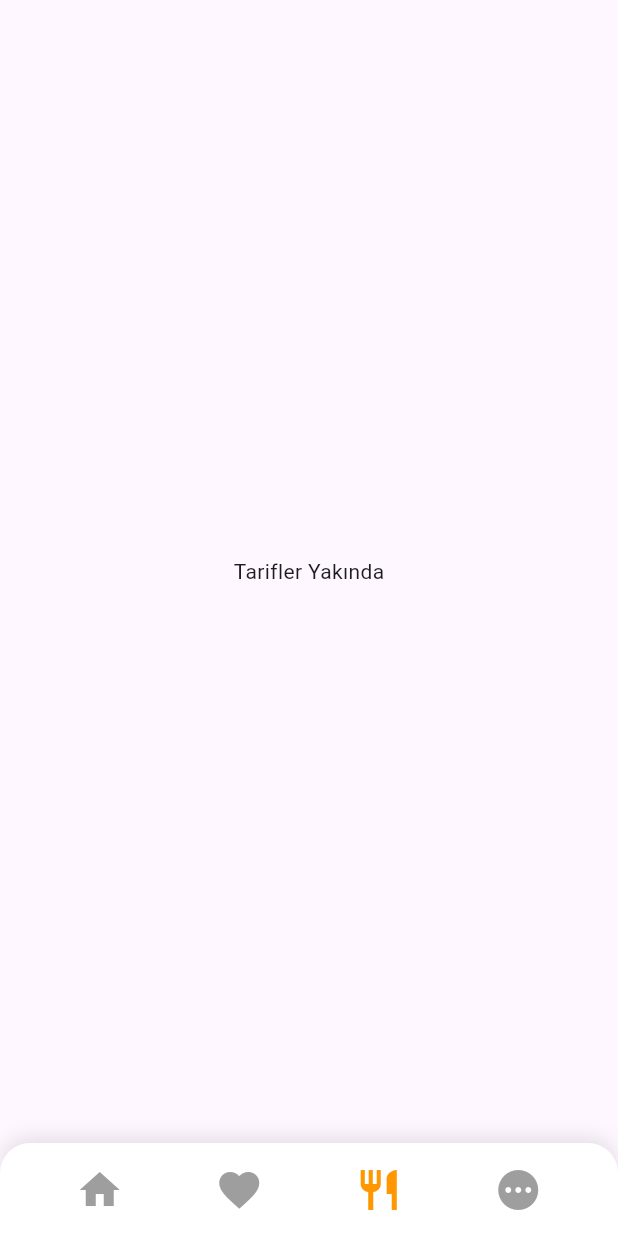
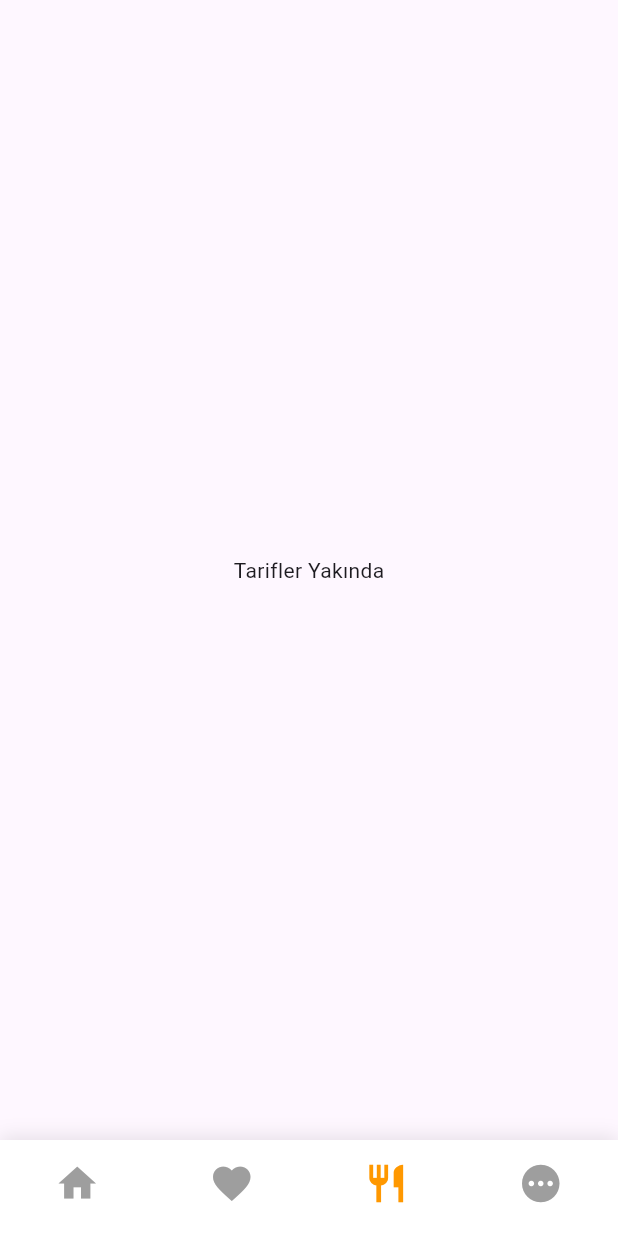
Before and after one commit to M-Halil-kiral/lezzetapp, a Flutter app: the AnaIskelet screen opened directly, item 3 of the bottom bar chosen, on a phone screen of 412 x 824 dp. Run offline on Flutter 3.47's test engine with Material 3 defaults, Android fonts, the phone set to English and light mode, and no system bars.

Commit message:
altbar düzeltildi favori detay sayfası düzeltildi

```diff
--- a/lib/ana_iskelet.dart
+++ b/lib/ana_iskelet.dart
@@ -1,6 +1,6 @@
 import 'package:flutter/material.dart';
+import 'package:lezzetapp/favorier_sayfasi.dart';
 import 'home_page.dart';
-import 'favoriler_sayfasi.dart';
 import 'global_veriler.dart';
 
 class AnaIskelet extends StatefulWidget {
@@ -18,7 +18,7 @@ class _AnaIskeletState extends State<AnaIskelet> {
     const AnaSayfa(),
     FavorilerSayfasi(favoriTarifler: favoriTarifler), // Global listeyi gönderiyoruz
     const Center(child: Text("Tarifler Yakında")),
-    const Center(child: Text("Zamanlayıcı Yakında")),
+    const Center(child: Text("Yakında")),
   ];
 
   @override
@@ -26,47 +26,57 @@ class _AnaIskeletState extends State<AnaIskelet> {
     return Scaffold(
       body: _sayfalar[_seciliIndex],
 
-      // Senin şık alt menü tasarımın, artık tüm sayfalarda sabit ve tıklanabilir!
+      // DIŞ KUTU: Ekranın en altına kadar bembeyaz inmesini ve gölgeyi sağlar
       bottomNavigationBar: Container(
-        padding: const EdgeInsets.symmetric(vertical: 15, horizontal: 20),
         decoration: BoxDecoration(
-          color: Colors.white,
-          borderRadius: const BorderRadius.vertical(top: Radius.circular(20)),
+          color: Colors.white, // Siyahlık olmasın diye beyaz yaptık
           boxShadow: [
             BoxShadow(
-              color: Colors.black.withValues(alpha: 0.1),
+              color: Colors.black.withValues(alpha:0.1),
               blurRadius: 10,
-              offset: const Offset(0, -4),
+              offset: const Offset(0, -2),
             ),
           ],
         ),
-        child: Row(
-          mainAxisAlignment: MainAxisAlignment.spaceAround,
-          children: [
-            _menuButonu(Icons.home, 0),
-            _menuButonu(Icons.favorite, 1),
-            _menuButonu(Icons.restaurant, 2),
-            _menuButonu(Icons.pending, 3),
-          ],
+
+        // GÜVENLİK KALKANI: SafeArea'yı İÇERİ koyduk!
+        // Böylece arka plan beyaz kalırken, ikonlar sanal tuşların altında ezilmekten kurtulup yukarı çıkar.
+        child: SafeArea(
+          child: BottomNavigationBar(
+            elevation: 0, // Kendi gölgesini kapattık (Container'ın gölgesini kullanıyoruz)
+            selectedItemColor: Colors.orange,
+            unselectedItemColor: Colors.grey,
+            showSelectedLabels: false,
+            showUnselectedLabels: false,
+            type: BottomNavigationBarType.fixed,
+            backgroundColor: Colors.white,
+            currentIndex: _seciliIndex,
+            onTap: (index) {
+              setState(() {
+                _seciliIndex = index;
+              });
+            },
+            items: const [
+              BottomNavigationBarItem(
+                icon: Icon(Icons.home, size: 30),
+                label: 'Ana Sayfa',
+              ),
+              BottomNavigationBarItem(
+                icon: Icon(Icons.favorite, size: 30),
+                label: 'Favoriler',
+              ),
+              BottomNavigationBarItem(
+                icon: Icon(Icons.restaurant, size: 30),
+                label: 'Tarifler',
+              ),
+              BottomNavigationBarItem(
+                icon: Icon(Icons.pending, size: 30),
+                label: 'Yakında',
+              ),
+            ],
+          ),
         ),
       ),
     );
   }
-
-  // Butonlara tıklanma efekti ve renk değişimi veren özel fonksiyon
-  Widget _menuButonu(IconData ikon, int index) {
-    bool seciliMi = _seciliIndex == index;
-    return GestureDetector(
-      onTap: () {
-        setState(() {
-          _seciliIndex = index;
-        });
-      },
-      child: Icon(
-        ikon,
-        size: 32,
-        color: seciliMi ? Colors.orange : Colors.grey,
-      ),
-    );
-  }
 }
```
Also changed, not shown: lib/main.dart (+5 -4 lines), lib/tarif_detay.dart (+33 -14 lines), lib/favorier_sayfasi.dart (renamed from lib/models/favorier_sayfasi.dart).
